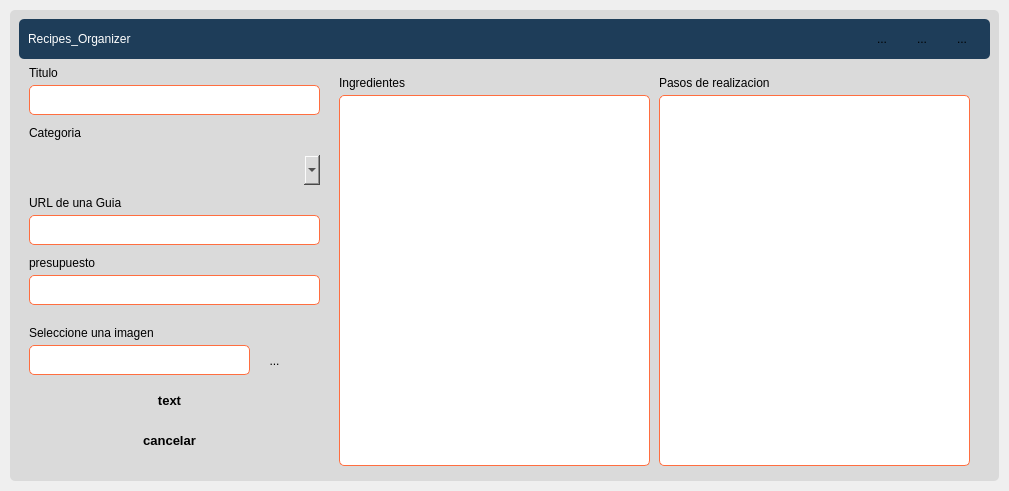
The window that ui_files/add_edit_window.ui (CamiloPuentes94/sistema_pedidos_pyside6) describes before a commit, drawn with Qt 5.
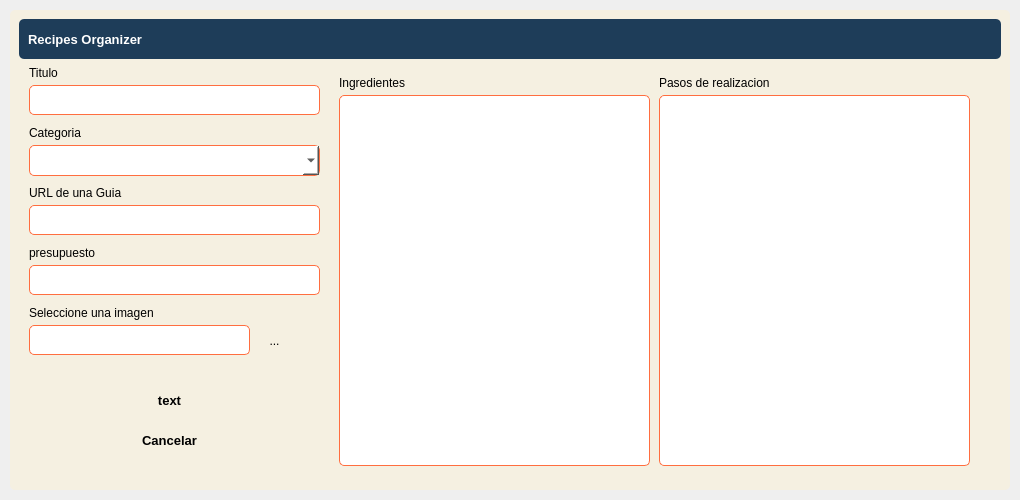
The same window after the commit. Icons and pictures are not drawn.

Commit message: Se cambian nombres de variables de la interface

```diff
--- a/ui_files/add_edit_window.ui
+++ b/ui_files/add_edit_window.ui
@@ -6,10 +6,22 @@
    <rect>
     <x>0</x>
     <y>0</y>
-    <width>1009</width>
-    <height>491</height>
+    <width>1020</width>
+    <height>500</height>
    </rect>
   </property>
+  <property name="minimumSize">
+   <size>
+    <width>1020</width>
+    <height>500</height>
+   </size>
+  </property>
+  <property name="maximumSize">
+   <size>
+    <width>1020</width>
+    <height>500</height>
+   </size>
+  </property>
   <property name="windowTitle">
    <string>Form</string>
   </property>
@@ -59,7 +71,7 @@
       <item>
        <widget class="QFrame" name="background_frame">
         <property name="styleSheet">
-         <string notr="true">background-color: rgb(218, 218, 218);</string>
+         <string notr="true">background-color: rgb(245, 240, 225);</string>
         </property>
         <property name="frameShape">
          <enum>QFrame::StyledPanel</enum>
@@ -83,7 +95,7 @@
             </size>
            </property>
            <property name="styleSheet">
-            <string notr="true">background-color: rgb(30, 61, 89);</string>
+            <string notr="true">background-color: #1e3d59;</string>
            </property>
            <property name="frameShape">
             <enum>QFrame::StyledPanel</enum>
@@ -93,13 +105,19 @@
            </property>
            <layout class="QHBoxLayout" name="horizontalLayout_3">
             <item>
-             <widget class="QLabel" name="tittle_label">
+             <widget class="QLabel" name="title_label">
+              <property name="font">
+               <font>
+                <pointsize>10</pointsize>
+                <bold>true</bold>
+               </font>
+              </property>
               <property name="styleSheet">
                <string notr="true">color:white
 </string>
               </property>
               <property name="text">
-               <string>Recipes_Organizer</string>
+               <string>Recipes Organizer</string>
               </property>
              </widget>
             </item>
@@ -113,7 +131,7 @@
               </property>
               <property name="maximumSize">
                <size>
-                <width>110</width>
+                <width>113</width>
                 <height>16777215</height>
                </size>
               </property>
@@ -126,14 +144,14 @@
               <widget class="QToolButton" name="minimize_button">
                <property name="geometry">
                 <rect>
-                 <x>0</x>
+                 <x>10</x>
                  <y>0</y>
                  <width>22</width>
                  <height>22</height>
                 </rect>
                </property>
                <property name="text">
-                <string>...</string>
+                <string/>
                </property>
                <property name="icon">
                 <iconset>
@@ -149,14 +167,14 @@
               <widget class="QToolButton" name="restore_button">
                <property name="geometry">
                 <rect>
-                 <x>40</x>
+                 <x>50</x>
                  <y>0</y>
                  <width>22</width>
                  <height>22</height>
                 </rect>
                </property>
                <property name="text">
-                <string>...</string>
+                <string/>
                </property>
                <property name="icon">
                 <iconset>
@@ -172,14 +190,14 @@
               <widget class="QToolButton" name="maximize_button">
                <property name="geometry">
                 <rect>
-                 <x>40</x>
+                 <x>50</x>
                  <y>0</y>
                  <width>22</width>
                  <height>22</height>
                 </rect>
                </property>
                <property name="text">
-                <string>...</string>
+                <string/>
                </property>
                <property name="icon">
                 <iconset>
@@ -195,14 +213,14 @@
               <widget class="QToolButton" name="close_button">
                <property name="geometry">
                 <rect>
-                 <x>80</x>
+                 <x>90</x>
                  <y>0</y>
                  <width>22</width>
                  <height>22</height>
                 </rect>
                </property>
                <property name="text">
-                <string>...</string>
+                <string/>
                </property>
                <property name="icon">
                 <iconset>
@@ -222,9 +240,6 @@
          </item>
          <item>
           <widget class="QFrame" name="content_frame">
-           <property name="enabled">
-            <bool>true</bool>
-           </property>
            <property name="frameShape">
             <enum>QFrame::StyledPanel</enum>
            </property>
@@ -254,7 +269,7 @@
              </rect>
             </property>
             <property name="styleSheet">
-             <string notr="true">background-color:rgb(255, 255, 255);
+             <string notr="true">background-color: white;
 border: 1px solid #ff6e40;</string>
             </property>
            </widget>
@@ -263,7 +278,7 @@
              <rect>
               <x>10</x>
               <y>60</y>
-              <width>71</width>
+              <width>61</width>
               <height>16</height>
              </rect>
             </property>
@@ -275,26 +290,30 @@
             <property name="geometry">
              <rect>
               <x>10</x>
-              <y>90</y>
+              <y>80</y>
               <width>291</width>
-              <height>30</height>
+              <height>31</height>
              </rect>
             </property>
+            <property name="styleSheet">
+             <string notr="true">background-color: white;
+border: 1px solid #ff6e40;</string>
+            </property>
             <property name="placeholderText">
-             <string>Seleccione una categoria</string>
+             <string>Selecciones una Categoria</string>
             </property>
            </widget>
            <widget class="QLineEdit" name="url_line_edit">
             <property name="geometry">
              <rect>
               <x>10</x>
-              <y>150</y>
+              <y>140</y>
               <width>291</width>
               <height>30</height>
              </rect>
             </property>
             <property name="styleSheet">
-             <string notr="true">background-color:rgb(255, 255, 255);
+             <string notr="true">background-color: white;
 border: 1px solid #ff6e40;</string>
             </property>
            </widget>
@@ -302,8 +321,8 @@
             <property name="geometry">
              <rect>
               <x>10</x>
-              <y>130</y>
-              <width>141</width>
+              <y>120</y>
+              <width>101</width>
               <height>16</height>
              </rect>
             </property>
@@ -315,13 +334,13 @@
             <property name="geometry">
              <rect>
               <x>10</x>
-              <y>210</y>
+              <y>200</y>
               <width>291</width>
               <height>30</height>
              </rect>
             </property>
             <property name="styleSheet">
-             <string notr="true">background-color:rgb(255, 255, 255);
+             <string notr="true">background-color: white;
 border: 1px solid #ff6e40;</string>
             </property>
            </widget>
@@ -329,7 +348,7 @@
             <property name="geometry">
              <rect>
               <x>10</x>
-              <y>190</y>
+              <y>180</y>
               <width>81</width>
               <height>16</height>
              </rect>
@@ -342,13 +361,13 @@
             <property name="geometry">
              <rect>
               <x>10</x>
-              <y>280</y>
+              <y>260</y>
               <width>221</width>
               <height>30</height>
              </rect>
             </property>
             <property name="styleSheet">
-             <string notr="true">background-color:rgb(255, 255, 255);
+             <string notr="true">background-color: white;
 border: 1px solid #ff6e40;</string>
             </property>
            </widget>
@@ -356,7 +375,7 @@
             <property name="geometry">
              <rect>
               <x>10</x>
-              <y>260</y>
+              <y>240</y>
               <width>131</width>
               <height>16</height>
              </rect>
@@ -369,7 +388,7 @@
             <property name="geometry">
              <rect>
               <x>240</x>
-              <y>280</y>
+              <y>260</y>
               <width>31</width>
               <height>31</height>
              </rect>
@@ -452,7 +471,7 @@
 QPushButton::hover {background-color: #ffc13b};</string>
             </property>
             <property name="text">
-             <string>cancelar</string>
+             <string>Cancelar</string>
             </property>
             <property name="icon">
              <iconset>
@@ -470,7 +489,7 @@
              <rect>
               <x>320</x>
               <y>10</y>
-              <width>131</width>
+              <width>111</width>
               <height>16</height>
              </rect>
             </property>
@@ -511,7 +530,7 @@
              <rect>
               <x>640</x>
               <y>10</y>
-              <width>131</width>
+              <width>111</width>
               <height>16</height>
              </rect>
             </property>
```
Left out of the diff: 59 changed lines with no effect on the pictures. The commit also changes 2 other files.
